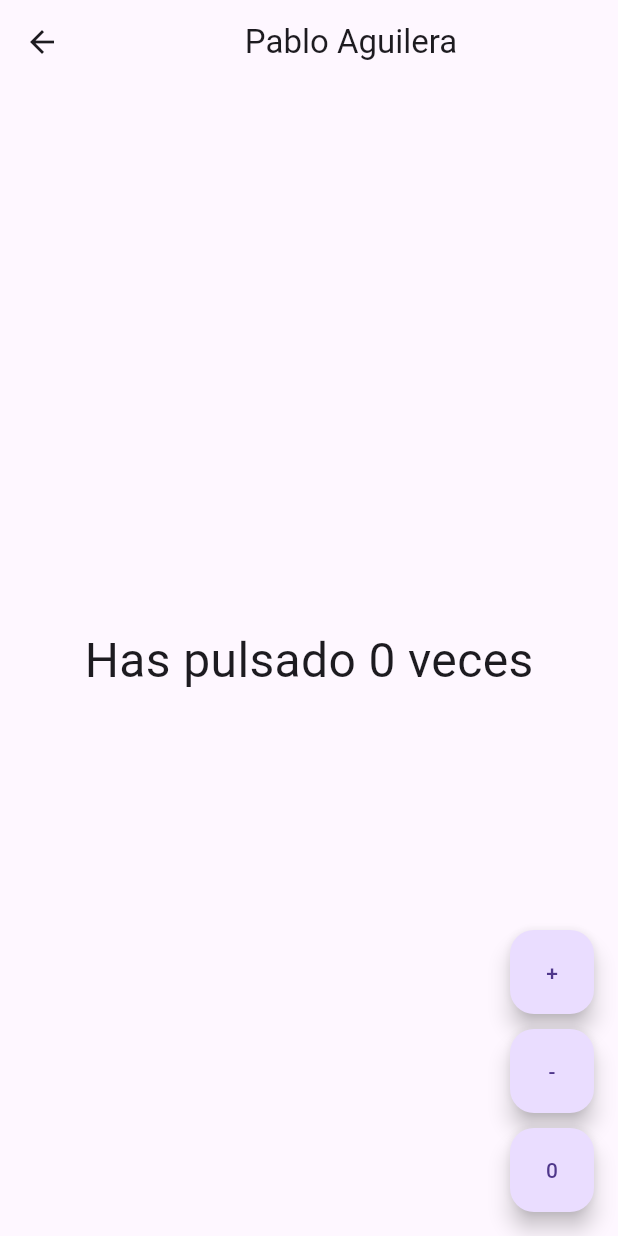
After one commit to Pablo-DAM-2/EntregasFlutter, a Flutter app: the Contador screen opened directly, on a phone screen of 412 x 824 dp. The commit adds this screen. Run offline on Flutter 3.47's test engine with Material 3 defaults, Android fonts, the phone set to English and light mode, and no system bars; our stand-ins replace google_fonts; network calls fail.

Commit message:
Añado la segunda entrega(Contador Clics)

```diff
--- /dev/null
+++ b/lib/Screens/ContadorClics.dart
@@ -0,0 +1,78 @@
+import 'package:flutter/material.dart';
+
+void main() => runApp(const Contador());
+
+class ContadorClics extends StatelessWidget {
+  const ContadorClics({super.key});
+
+  @override
+  Widget build(BuildContext context) {
+    return const MaterialApp(
+      title: 'ContadorClics',
+      home: Contador(),
+    );
+  }
+}
+
+class Contador extends StatefulWidget {
+  const Contador({super.key});
+
+  @override
+  State<Contador> createState() => _MiContadorState();
+}
+
+class _MiContadorState extends State<Contador> {
+  int contador = 0;
+
+  void incrementar() {
+    setState(() {
+      contador++;
+    });
+  }
+
+  void decrementar() {
+    setState(() {
+      contador--;
+    });
+  }
+
+  void reiniciar() {
+    setState(() {
+      contador = 0;
+    });
+  }
+
+  @override
+  Widget build(BuildContext context) {
+    return Scaffold(
+      appBar: AppBar(
+        title: const Center(child: Text("Pablo Aguilera")),
+      ),
+      body: Center(
+        child: Text(
+          "Has pulsado $contador veces",
+          style: const TextStyle(fontSize: 32),
+        ),
+      ),
+      floatingActionButton: Column(
+        mainAxisAlignment: MainAxisAlignment.end,
+        children: [
+          FloatingActionButton(
+            onPressed: incrementar,
+            child: const Text("+"),
+          ),
+          const SizedBox(height: 10),
+          FloatingActionButton(
+            onPressed: decrementar,
+            child: const Text("-"),
+          ),
+          const SizedBox(height: 10),
+          FloatingActionButton(
+            onPressed: reiniciar,
+            child: const Text("0"),
+          ),
+        ],
+      ),
+    );
+  }
+}
```
Also changed, not shown: lib/Screens/MenuLateral.dart (+15 -0 lines), 5 other files.
